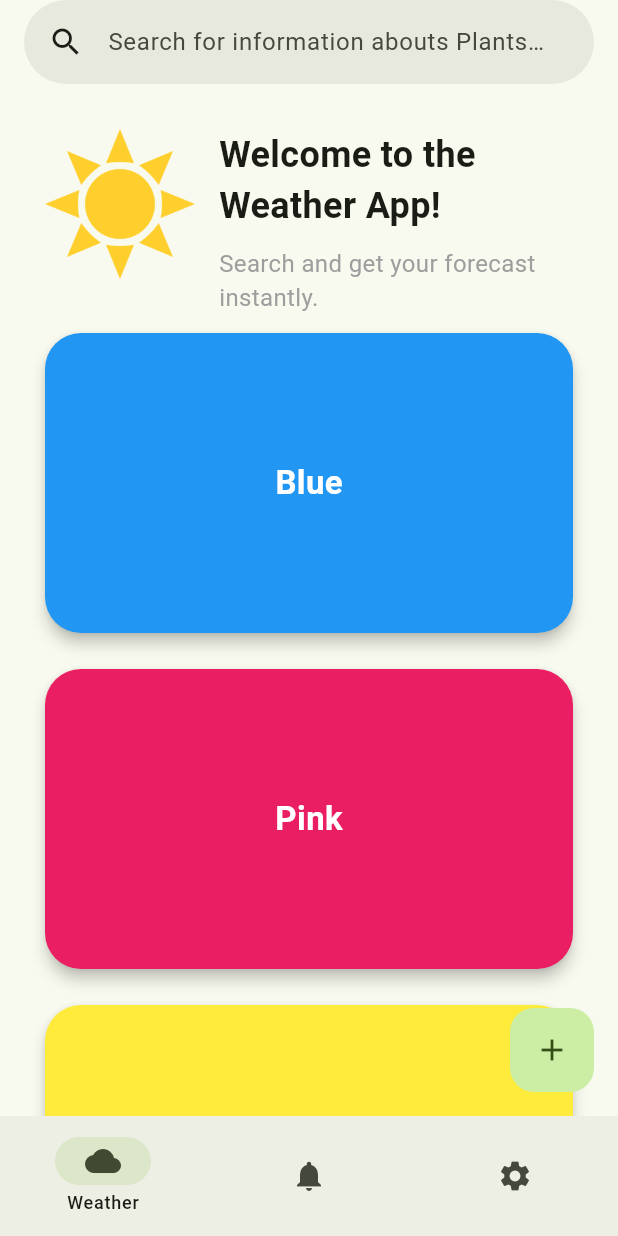
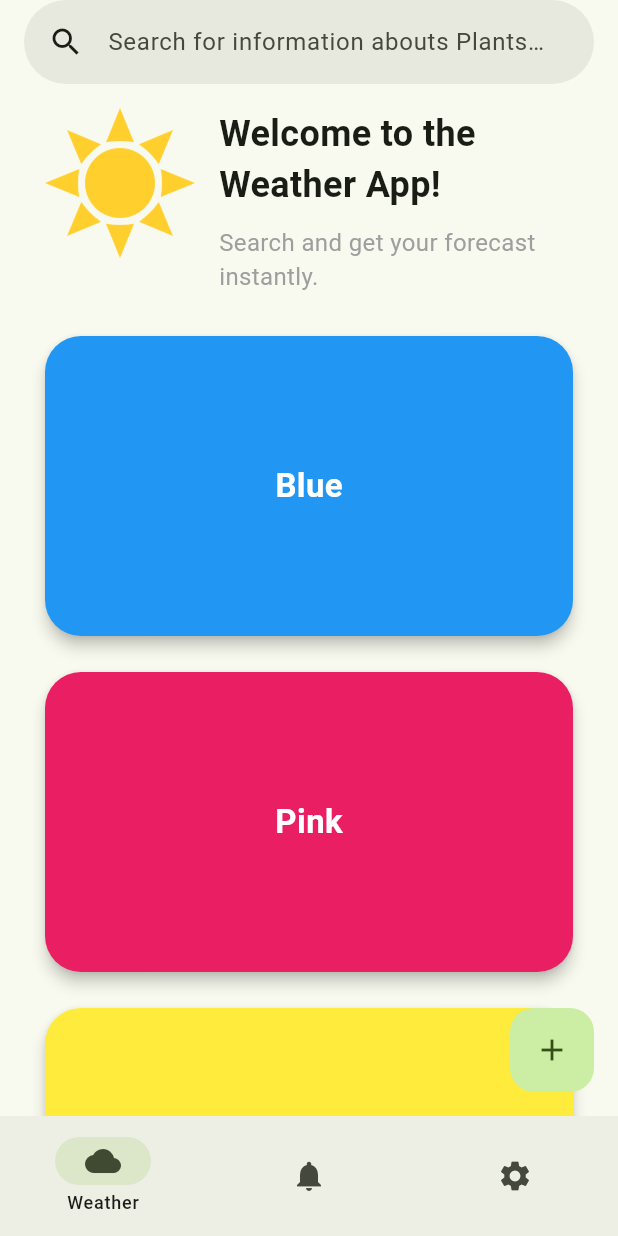
Before and after one commit to AaravBhatt1/weather_app, a Flutter app: the screen it shows after launch, on a phone screen of 412 x 824 dp. Run offline on Flutter 3.47's test engine with Material 3 defaults, Android fonts, the phone set to English and light mode, and no system bars; our stand-ins replace freezed_annotation, hive, hive_flutter; accounts and stored records are empty.

Commit message:
made header in weather page having 'welcome to the weather app...'

```diff
--- a/lib/Pages/weatherpage.dart
+++ b/lib/Pages/weatherpage.dart
@@ -14,7 +14,10 @@ class _WeatherPageState extends State<WeatherPage> {
     {'key': 'blueCard', 'color': Colors.blue, 'label': 'Blue'},
     {'key': 'pinkCard', 'color': Colors.pink, 'label': 'Pink'},
     {'key': 'yellowCard', 'color': Colors.yellow, 'label': 'Yellow'},
-    {'key': 'redCard', 'color': Colors.red, 'label': 'Red'},
+    {'key': 'orangeCard', 'color': Colors.orange, 'label': 'Orange'},
+    {'key': 'greenCard', 'color': Colors.green, 'label': 'Green'},
+    {'key': 'purpleCard', 'color': Colors.purple, 'label': 'Purple'},
+    {'key': 'greyCard', 'color': Colors.grey, 'label': 'Grey'},
   ];
   final List<Map<String, dynamic>> unseenItems = [];
 
@@ -22,21 +25,12 @@ class _WeatherPageState extends State<WeatherPage> {
   @override
   Widget build(BuildContext context) {
     return Scaffold(
-      body: ReorderableListView(
-        padding: const EdgeInsets.all(30),
-        onReorder: (oldIndex, newIndex) {
-          const staticCount = 4;
-          if (oldIndex < staticCount || newIndex <= staticCount) return;
-
-          setState(() {
-            final item = items.removeAt(oldIndex - staticCount);
-            items.insert(newIndex - staticCount, item);
-          });
-        },
+      body: SafeArea(
+        child: Column(
           children: [
-
-          Row(
-            key: const ValueKey("row"),
+            Padding(
+              padding: const EdgeInsets.symmetric(horizontal: 30, vertical: 16),
+              child: Row(
                 crossAxisAlignment: CrossAxisAlignment.start,
                 children: [
                   Image.asset(
@@ -50,7 +44,7 @@ class _WeatherPageState extends State<WeatherPage> {
                   const Expanded(
                     child: Column(
                       crossAxisAlignment: CrossAxisAlignment.start,
-                  children: const [
+                      children: [
                         Text(
                           'Welcome to the Weather App!',
                           key: ValueKey('text1'),
@@ -73,34 +67,18 @@ class _WeatherPageState extends State<WeatherPage> {
                   ),
                 ],
               ),
+            ),
 
-          /*
-          const Image(
-            key: ValueKey('sun'),
-            image: AssetImage('assets/sun.png'),
-            width: 150,
-            height: 150,
-            fit: BoxFit.contain,
-          ),
-          const SizedBox(
-            key: ValueKey('spacer1'),
-            height: 20,
-          ),
-          const Text(
-            'Welcome to the Weather App!!',
-            key: ValueKey('welcome'),
-            style: TextStyle(fontSize: 24, fontWeight: FontWeight.bold),
-          ),
-          const SizedBox(
-            key: ValueKey('spacer2'),
-            height: 10,
-          ),
-          const Text(
-            'Search and get your forecast instantly.',
-            key: ValueKey('subtitle'),
-            style: TextStyle(fontSize: 16, color: Colors.grey),
-          ), */
-
+            Expanded(
+              child: ReorderableListView(
+                padding: const EdgeInsets.symmetric(horizontal: 30),
+                onReorder: (oldIndex, newIndex) {
+                  setState(() {
+                    final item = items.removeAt(oldIndex);
+                    items.insert(newIndex > oldIndex ? newIndex - 1 : newIndex, item);
+                  });
+                },
+                children: [
                   for (var item in items)
                     DeletableCard(
                       key: ValueKey(item['key']),
@@ -114,6 +92,10 @@ class _WeatherPageState extends State<WeatherPage> {
                       },
                     ),
                 ],
+              ),
+            ),
+          ],
+        ),
       ),
       floatingActionButton: FloatingActionButton(
         onPressed: () async {
@@ -135,6 +117,8 @@ class _WeatherPageState extends State<WeatherPage> {
       ),
     );
   }
+
+
 }
 
 class DeletableCard extends StatefulWidget {
```
Also changed, not shown: lib/Widgets/DeletableCard.dart (added, +120 -0 lines). Lines whose indentation alone changed are shown as unchanged.
